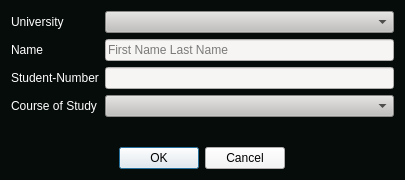
This is GUI_Dashboard/widget_adduserdata.ui in No1ichi/iu_dashboard as Qt 5 draws it before an edit. The edited form follows.
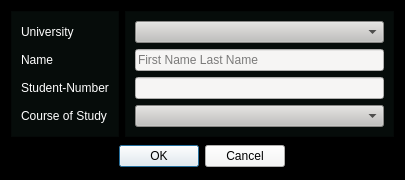
This is the edited form.

The edit to the form file:
```diff
--- a/GUI_Dashboard/widget_adduserdata.ui
+++ b/GUI_Dashboard/widget_adduserdata.ui
@@ -38,12 +38,24 @@
    <double>1.000000000000000</double>
   </property>
   <property name="styleSheet">
+   <string notr="true">background-color: rgb(0, 0, 0);</string>
+  </property>
+  <layout class="QVBoxLayout" name="verticalLayout_3">
+   <item>
+    <layout class="QHBoxLayout" name="horizontalLayout">
+     <item>
+      <widget class="QFrame" name="frame_2">
+       <property name="styleSheet">
    <string notr="true">background-color: rgb(6, 12, 10);</string>
   </property>
-  <layout class="QVBoxLayout" name="verticalLayout">
+       <property name="frameShape">
+        <enum>QFrame::StyledPanel</enum>
+       </property>
+       <property name="frameShadow">
+        <enum>QFrame::Raised</enum>
+       </property>
+       <layout class="QVBoxLayout" name="verticalLayout_2">
    <item>
-    <layout class="QFormLayout" name="DataInput">
-     <item row="0" column="0">
       <widget class="QLabel" name="label_University">
        <property name="styleSheet">
         <string notr="true">font: 700 11pt &quot;Graduate&quot; ;
@@ -54,14 +66,7 @@
        </property>
       </widget>
      </item>
-     <item row="0" column="1">
-      <widget class="QComboBox" name="comboBox_University">
-       <property name="styleSheet">
-        <string notr="true">background-color: rgb(192, 191, 188);</string>
-       </property>
-      </widget>
-     </item>
-     <item row="1" column="0">
+        <item>
       <widget class="QLabel" name="label_StudentName">
        <property name="styleSheet">
         <string notr="true">font: 700 11pt &quot;Graduate&quot; ;
@@ -72,10 +77,56 @@
        </property>
       </widget>
      </item>
-     <item row="1" column="1">
+        <item>
+         <widget class="QLabel" name="label_StudentNumber">
+          <property name="styleSheet">
+           <string notr="true">font: 700 11pt &quot;Graduate&quot; ;
+color: rgb(255, 255, 255);</string>
+          </property>
+          <property name="text">
+           <string>Student-Number</string>
+          </property>
+         </widget>
+        </item>
+        <item>
+         <widget class="QLabel" name="label_CourseOfStudy">
+          <property name="styleSheet">
+           <string notr="true">font: 700 11pt &quot;Graduate&quot; ;
+color: rgb(255, 255, 255);</string>
+          </property>
+          <property name="text">
+           <string>Course of Study</string>
+          </property>
+         </widget>
+        </item>
+       </layout>
+      </widget>
+     </item>
+     <item>
+      <widget class="QFrame" name="frame">
+       <property name="styleSheet">
+        <string notr="true">background-color: rgb(6, 12, 10);</string>
+       </property>
+       <property name="frameShape">
+        <enum>QFrame::StyledPanel</enum>
+       </property>
+       <property name="frameShadow">
+        <enum>QFrame::Raised</enum>
+       </property>
+       <layout class="QVBoxLayout" name="verticalLayout">
+        <item>
+         <widget class="QComboBox" name="comboBox_University">
+          <property name="styleSheet">
+           <string notr="true">background-color: rgb(192, 191, 188);
+color: rgb(0, 0, 0);</string>
+          </property>
+         </widget>
+        </item>
+        <item>
       <widget class="QLineEdit" name="lineEdit_StudentName">
        <property name="styleSheet">
-        <string notr="true">background-color: rgb(246, 245, 244);</string>
+           <string notr="true">background-color: rgb(246, 245, 244);
+color: rgb(0, 0, 0);</string>
        </property>
        <property name="text">
         <string/>
@@ -85,48 +136,32 @@
        </property>
       </widget>
      </item>
-     <item row="2" column="0">
-      <widget class="QLabel" name="label_StudentNumber">
-       <property name="styleSheet">
-        <string notr="true">font: 700 11pt &quot;Graduate&quot; ;
-color: rgb(255, 255, 255);</string>
-       </property>
-       <property name="text">
-        <string>Student-Number</string>
-       </property>
-      </widget>
-     </item>
-     <item row="2" column="1">
+        <item>
       <widget class="QLineEdit" name="lineEdit_StudentNumber">
        <property name="styleSheet">
-        <string notr="true">background-color: rgb(246, 245, 244);</string>
+           <string notr="true">background-color: rgb(246, 245, 244);
+color: rgb(0, 0, 0);</string>
        </property>
       </widget>
      </item>
-     <item row="3" column="0">
-      <widget class="QLabel" name="label_CourseOfStudy">
-       <property name="styleSheet">
-        <string notr="true">font: 700 11pt &quot;Graduate&quot; ;
-color: rgb(255, 255, 255);</string>
-       </property>
-       <property name="text">
-        <string>Course of Study</string>
-       </property>
-      </widget>
-     </item>
-     <item row="3" column="1">
+        <item>
       <widget class="QComboBox" name="comboBox_CourseOfStudy">
        <property name="styleSheet">
-        <string notr="true">background-color: rgb(192, 191, 188);</string>
+           <string notr="true">background-color: rgb(192, 191, 188);
+color: rgb(0, 0, 0);</string>
        </property>
       </widget>
      </item>
     </layout>
-   </item>
-   <item alignment="Qt::AlignHCenter">
+      </widget>
+     </item>
+    </layout>
+   </item>
+   <item alignment="Qt::AlignHCenter|Qt::AlignVCenter">
     <widget class="QDialogButtonBox" name="buttonBox">
      <property name="styleSheet">
-      <string notr="true">background-color: rgb(246, 245, 244);</string>
+      <string notr="true">background-color: rgb(246, 245, 244);
+color: rgb(0, 0, 0);</string>
      </property>
      <property name="standardButtons">
       <set>QDialogButtonBox::Cancel|QDialogButtonBox::Ok</set>
```
Lines whose indentation alone changed are shown as unchanged.
